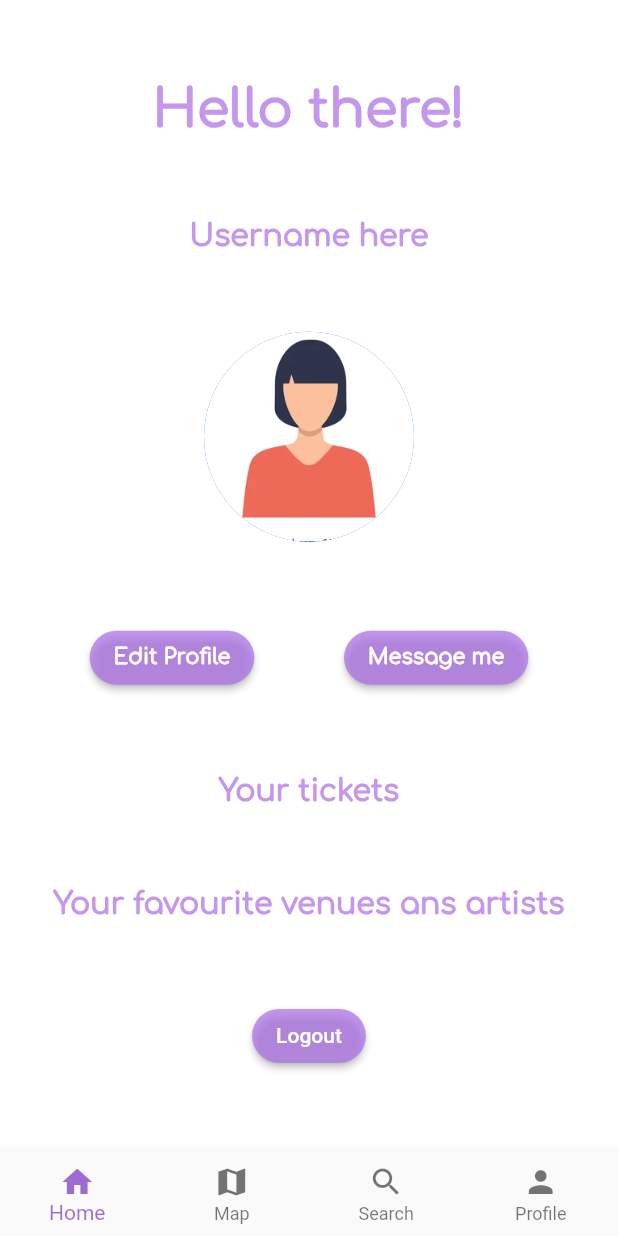
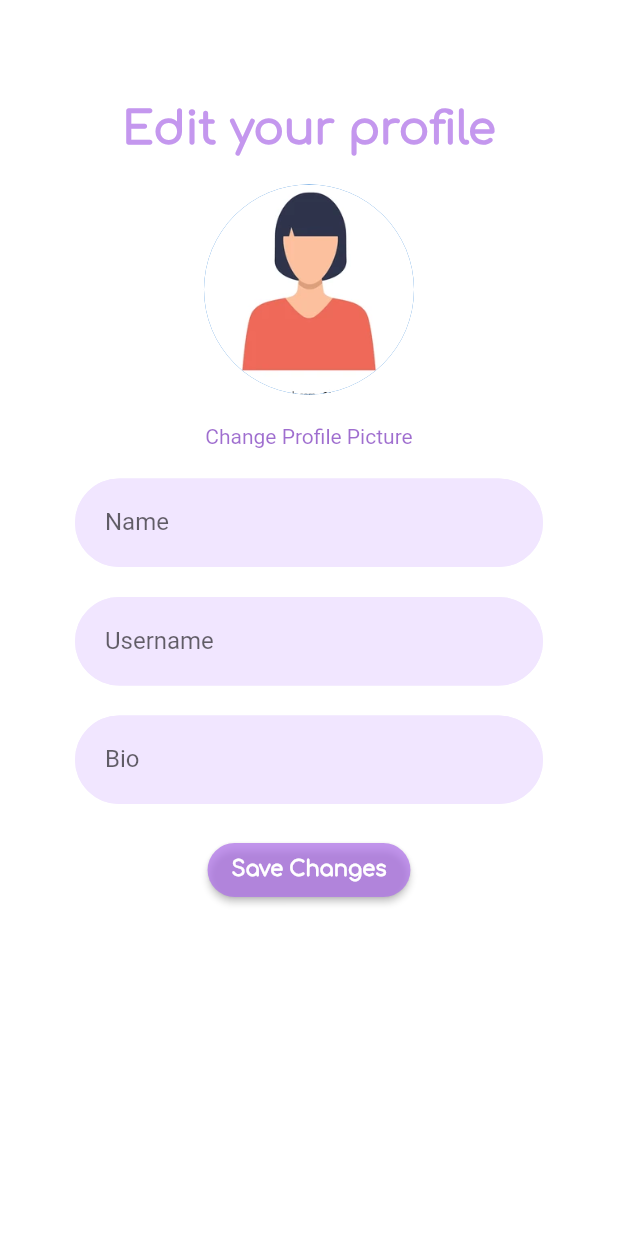
Before and after one commit to elaie/Gigged, a Flutter app: the screen it shows after launch, item 4 of the bottom bar chosen, after a tap on "Edit Profile", on a phone screen of 412 x 824 dp. Run offline on Flutter 3.47's test engine with Material 2 defaults, Android fonts, the phone set to English and light mode, and no system bars; our stand-ins replace email_validator, firebase_auth, firebase_core, lottie; accounts and stored records are empty.

Commit message:
edit page added

```diff
--- a/project2/lib/screens/ArtistProfilePage.dart
+++ b/project2/lib/screens/ArtistProfilePage.dart
@@ -1,5 +1,6 @@
 import 'package:firebase_auth/firebase_auth.dart';
 import 'package:flutter/material.dart';
+import 'package:project2/screens/EditProfilePage.dart';
 import 'package:project2/screens/constraints.dart';
 import 'package:project2/screens/welcome_screen.dart';
 
@@ -13,7 +14,8 @@ class ArtistProfilePage extends StatefulWidget {
 }
 
 class _ArtistProfilePageState extends State<ArtistProfilePage> {
-  var _rating =0;
+  var _rating = 0;
+
   @override
   Widget build(BuildContext context) {
     return Scaffold(
@@ -59,26 +61,12 @@ class _ArtistProfilePageState extends State<ArtistProfilePage> {
                       ),
                     ),
                   ),
-                  onPressed: () {},
-                ),
-                // message me
-                ElevatedButton(
-                  child: Text(
-                    "Message me",
-                    style: TextStyle(
-                        fontFamily: 'Comfortaa', fontWeight: FontWeight.bold),
-                  ),
-                  style: ButtonStyle(
-                    backgroundColor: MaterialStateProperty.all(
-                      (kPrimaryColor),
-                    ),
-                    shape: MaterialStateProperty.all<RoundedRectangleBorder>(
-                      RoundedRectangleBorder(
-                        borderRadius: BorderRadius.circular(25.0),
-                      ),
-                    ),
-                  ),
-                  onPressed: () {},
+                  onPressed: () {
+                    Navigator.push(
+                      context,
+                      MaterialPageRoute(builder: (context) => const EditProfilePage()),
+                    );
+                  },
                 ),
               ],
             ),
@@ -98,12 +86,14 @@ class _ArtistProfilePageState extends State<ArtistProfilePage> {
                   children: List.generate(
                     5,
                     (index) => IconButton(
-                  icon:index <_rating ? Icon(Icons.star, size: 32) : Icon(Icons.star_border, size:32),
+                      icon: index < _rating
+                          ? Icon(Icons.star, size: 32)
+                          : Icon(Icons.star_border, size: 32),
                       color: kPrimaryColor,
                       onPressed: () {
                         setState(
-                        (){
-                          _rating = index +1;
+                          () {
+                            _rating = index + 1;
                           },
                         );
                       },
@@ -114,6 +104,14 @@ class _ArtistProfilePageState extends State<ArtistProfilePage> {
             //overview
             Text(
               "About Me",
+              style: TextStyle(
+                  fontFamily: 'Comfortaa',
+                  fontWeight: FontWeight.bold,
+                  fontSize: 16,
+                  color: kPrimaryDarkColor),
+            ),
+            Text(
+              "*insert bio here*",
               style: TextStyle(
                   fontFamily: 'Comfortaa',
                   fontWeight: FontWeight.bold,
--- /dev/null
+++ b/project2/lib/screens/EditProfilePage.dart
@@ -0,0 +1,150 @@
+import 'package:flutter/material.dart';
+import 'package:project2/screens/ArtistProfilePage.dart';
+
+import 'constraints.dart';
+
+class EditProfilePage extends StatefulWidget {
+  const EditProfilePage({Key? key}) : super(key: key);
+
+  @override
+  State<EditProfilePage> createState() => _EditProfilePageState();
+}
+
+class _EditProfilePageState extends State<EditProfilePage> {
+  @override
+  Widget build(BuildContext context) {
+
+    Widget ProfilePic = GestureDetector(
+      onTap: () {
+        print('image pressed');
+      },
+      child: const CircleAvatar(
+        radius: 70,
+        backgroundImage: AssetImage('assets/images/profile2.webp'),
+      ),
+    );
+
+    Widget ChangeProfilePic = GestureDetector(
+        onTap: () {},
+        child: Text(
+          'Change Profile Picture',
+          style: TextStyle(color: kPrimaryDarkColor),
+        ));
+
+    Widget UserName = TextFormField(
+      validator: (value) {
+        if (value!.isEmpty) {
+          return 'Field cannot be empty';
+        }
+        return null;
+      },
+      decoration: InputDecoration(
+        enabledBorder: OutlineInputBorder(
+          borderRadius: BorderRadius.circular(30),
+          borderSide: BorderSide(color: kPrimaryLightColor),
+        ),
+        labelText: 'Username',
+        filled: true,
+        fillColor: kPrimaryLightColor,
+        contentPadding: EdgeInsets.all(20.0),
+      ),
+    );
+
+    Widget FullName = TextFormField(
+      validator: (value) {
+        if (value!.isEmpty) {
+          return 'Field cannot be empty';
+        }
+        return null;
+      },
+      decoration: InputDecoration(
+        enabledBorder: OutlineInputBorder(
+          borderRadius: BorderRadius.circular(30),
+          borderSide: BorderSide(color: kPrimaryLightColor),
+        ),
+        labelText: 'Name',
+        filled: true,
+        fillColor: kPrimaryLightColor,
+        contentPadding: EdgeInsets.all(20.0),
+      ),
+    );
+
+    Widget AboutMe = TextFormField(
+      validator: (value) {
+        if (value!.isEmpty) {
+          return 'Field cannot be empty';
+        }
+        return null;
+      },
+      decoration: InputDecoration(
+        enabledBorder: OutlineInputBorder(
+          borderRadius: BorderRadius.circular(30),
+          borderSide: BorderSide(color: kPrimaryLightColor),
+        ),
+        labelText: 'Bio',
+        filled: true,
+        fillColor: kPrimaryLightColor,
+        contentPadding: EdgeInsets.all(20.0),
+      ),
+    );
+
+    Widget Toptext = Text(
+      "Edit your profile",
+      style: TextStyle(
+          fontFamily: 'Comfortaa',
+          fontWeight: FontWeight.bold,
+          fontSize: 30,
+          color: kPrimaryColor),
+    );
+
+    Widget SaveButton=  ElevatedButton(
+      child: Text(
+        "Save Changes",
+        style: TextStyle(
+            fontFamily: 'Comfortaa', fontWeight: FontWeight.bold),
+      ),
+      style: ButtonStyle(
+        backgroundColor: MaterialStateProperty.all(
+          (kPrimaryColor),
+        ),
+        shape: MaterialStateProperty.all<RoundedRectangleBorder>(
+          RoundedRectangleBorder(
+            borderRadius: BorderRadius.circular(25.0),
+          ),
+        ),
+      ),
+      onPressed: () {
+        Navigator.push(
+          context,
+          MaterialPageRoute(builder: (context) => ArtistProfilePage('')),
+        );
+      },
+    );
+
+    return Scaffold(
+      body: SafeArea(
+        child: Padding(
+          padding: const EdgeInsets.all(50),
+          child: Column(
+            children: [
+              SizedBox(height: 20,),
+              Toptext,
+              SizedBox(height: 20,),
+              ProfilePic,
+              SizedBox(height: 20,),
+              ChangeProfilePic,
+              SizedBox(height: 20,),
+              FullName,
+              SizedBox(height: 20,),
+              UserName,
+              SizedBox(height: 20,),
+              AboutMe,
+              SizedBox(height: 20,),
+              SaveButton,
+            ],
+          ),
+        ),
+      ),
+    );
+  }
+}
--- a/project2/lib/screens/Homepage.dart
+++ b/project2/lib/screens/Homepage.dart
@@ -82,8 +82,8 @@ class _HomePageState extends State<HomePage> {
       MainPage(),
       MapPage(),
       SearchPage(),
-      UserProfilePage(),
-      //ArtistProfilePage(widget.userName),
+      //UserProfilePage(),
+      ArtistProfilePage(widget.userName),
 
     ];
   }
```
Lines whose indentation alone changed are shown as unchanged.
